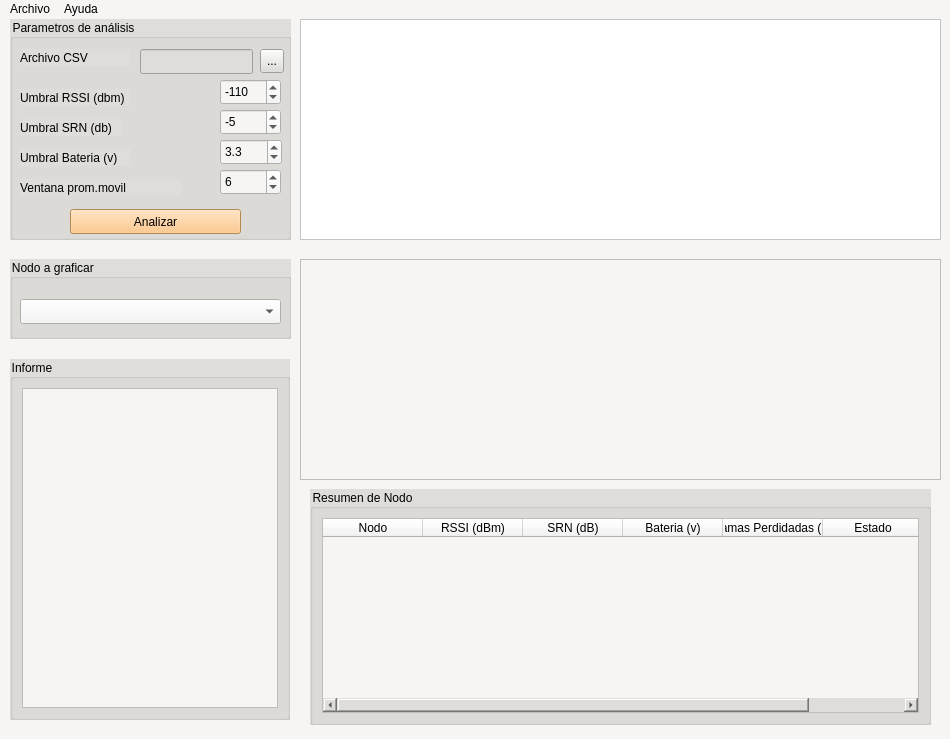
FrenchiGod/Sensores-_Agricolas_-LoRaWan, file ui_sensores_LoRaWan.ui: the form before one commit.
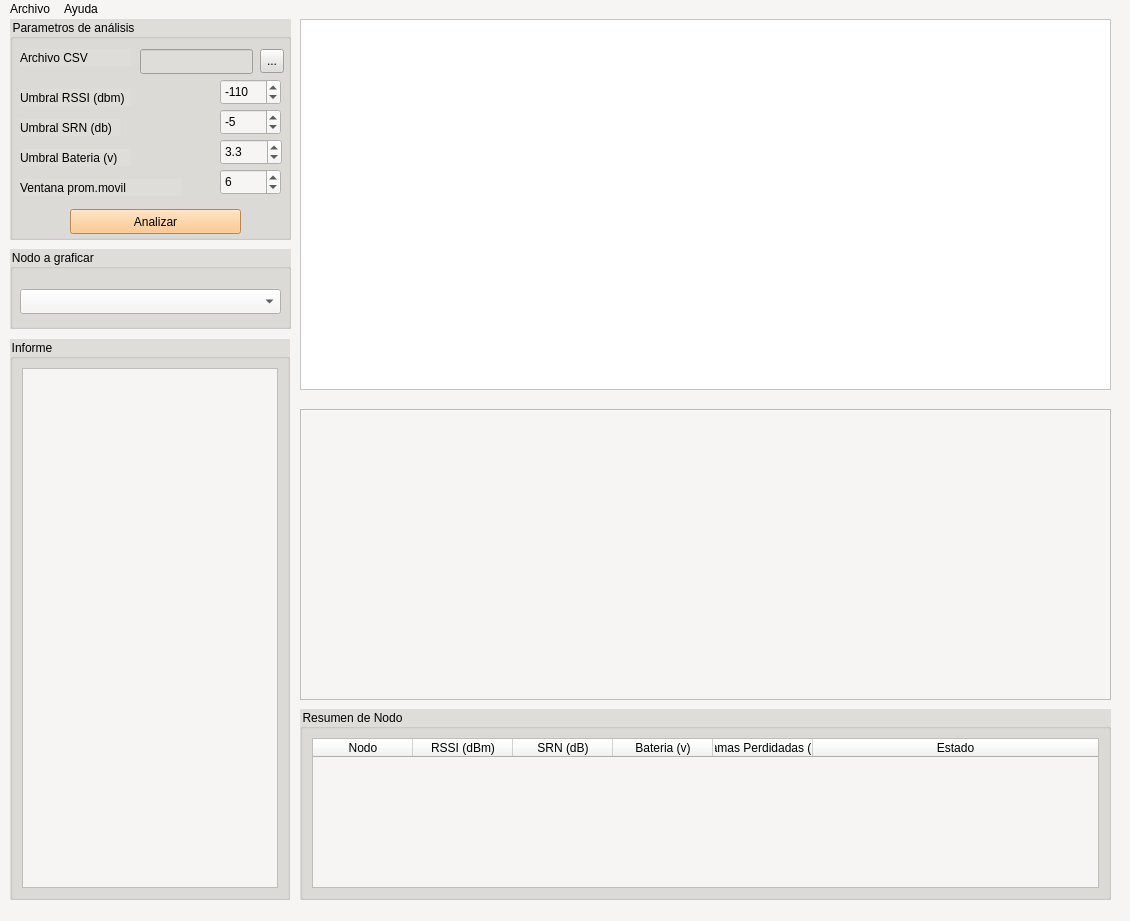
The form after the commit.

Commit message: se modifico tamaños de los graficos en el interfaz grafica

Diff of the .ui file:
```diff
--- a/ui_sensores_LoRaWan.ui
+++ b/ui_sensores_LoRaWan.ui
@@ -6,8 +6,8 @@
    <rect>
     <x>0</x>
     <y>0</y>
-    <width>950</width>
-    <height>739</height>
+    <width>1130</width>
+    <height>921</height>
    </rect>
   </property>
   <property name="windowTitle">
@@ -232,7 +232,7 @@
     <property name="geometry">
      <rect>
       <x>10</x>
-      <y>240</y>
+      <y>230</y>
       <width>281</width>
       <height>80</height>
      </rect>
@@ -261,9 +261,9 @@
     <property name="geometry">
      <rect>
       <x>10</x>
-      <y>340</y>
+      <y>320</y>
       <width>280</width>
-      <height>361</height>
+      <height>561</height>
      </rect>
     </property>
     <property name="styleSheet">
@@ -285,10 +285,10 @@
    <widget class="QGroupBox" name="tabladeresumen">
     <property name="geometry">
      <rect>
-      <x>310</x>
-      <y>470</y>
-      <width>621</width>
-      <height>236</height>
+      <x>300</x>
+      <y>690</y>
+      <width>811</width>
+      <height>191</height>
      </rect>
     </property>
     <property name="styleSheet">
@@ -357,8 +357,8 @@
      <rect>
       <x>300</x>
       <y>0</y>
-      <width>641</width>
-      <height>221</height>
+      <width>811</width>
+      <height>371</height>
      </rect>
     </property>
     <property name="styleSheet">
@@ -376,9 +376,9 @@
     <property name="geometry">
      <rect>
       <x>300</x>
-      <y>240</y>
-      <width>641</width>
-      <height>221</height>
+      <y>390</y>
+      <width>811</width>
+      <height>291</height>
      </rect>
     </property>
     <property name="frameShape">
@@ -394,7 +394,7 @@
     <rect>
      <x>0</x>
      <y>0</y>
-     <width>950</width>
+     <width>1130</width>
      <height>22</height>
     </rect>
    </property>
```
The commit also changes 1 other file.
